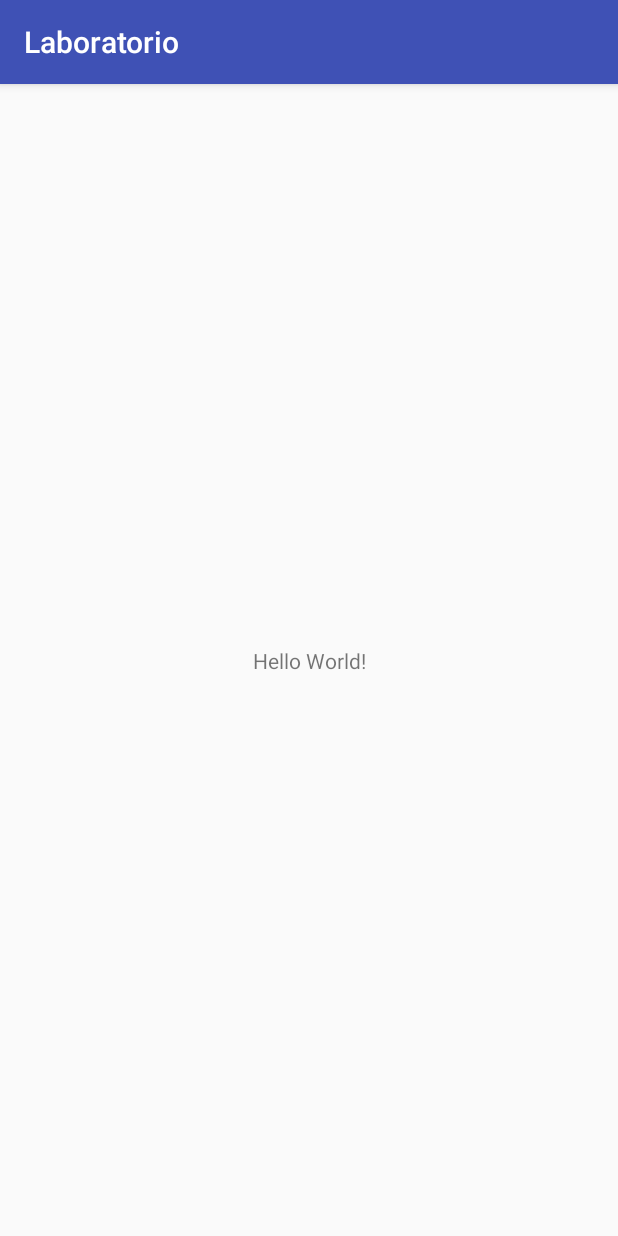
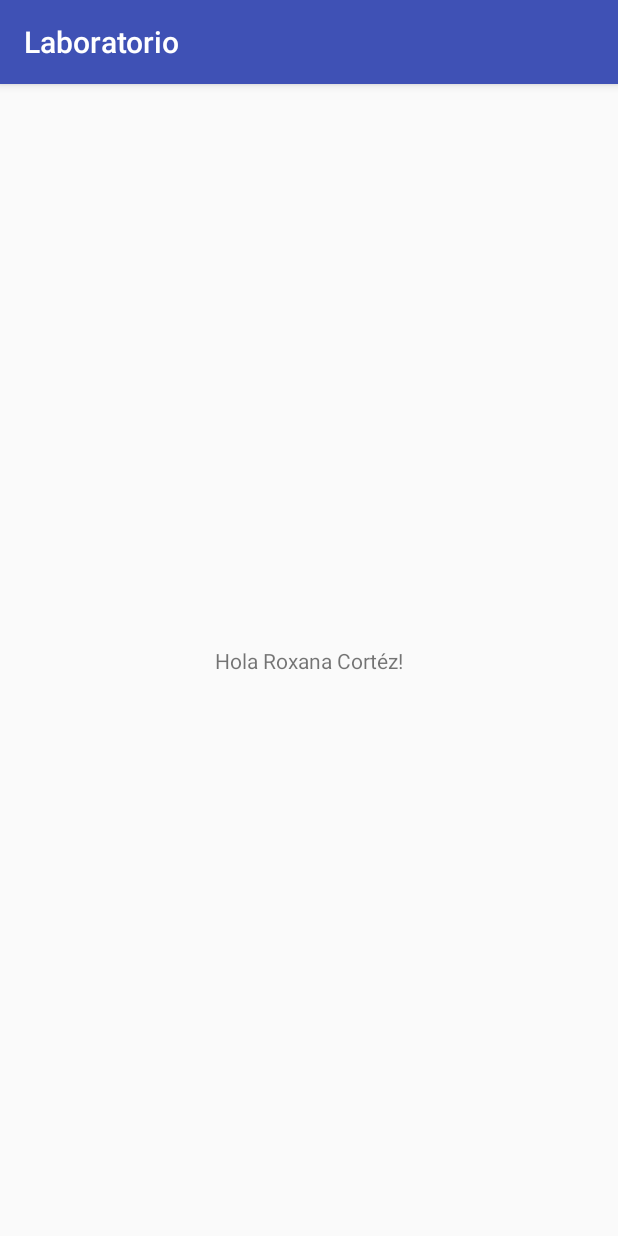
Before and after one commit to RoxanaCortez/PDM_Labo1_00502211, an Android app: the screen it shows after launch (MainActivity), on a phone screen of 412 x 824 dp. Run offline under Robolectric (Android 15) with nearby library versions, the phone set to English and light mode, and no system bars.

Commit message:
Cambio del texto

```diff
--- a/app/src/main/res/layout/activity_main.xml
+++ b/app/src/main/res/layout/activity_main.xml
@@ -9,7 +9,7 @@
     <TextView
         android:layout_width="wrap_content"
         android:layout_height="wrap_content"
-        android:text="Hello World!"
+        android:text="Hola Roxana Cortéz!"
         app:layout_constraintBottom_toBottomOf="parent"
         app:layout_constraintLeft_toLeftOf="parent"
         app:layout_constraintRight_toRightOf="parent"
```
